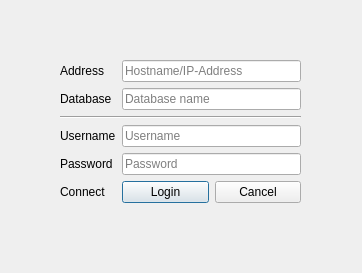
First picture: the form in dbconnector.ui, repository UnavailableDev/whetherOrNot, before the edit.
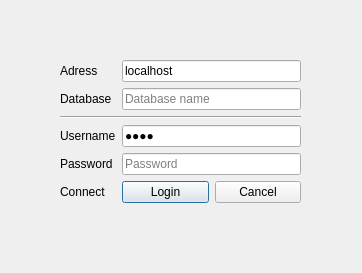
Second picture: the form after the edit.

```diff
--- a/dbconnector.ui
+++ b/dbconnector.ui
@@ -26,14 +26,17 @@
     <item row="0" column="0">
      <widget class="QLabel" name="label_3">
       <property name="text">
-       <string>Address</string>
+       <string>Adress</string>
       </property>
      </widget>
     </item>
     <item row="0" column="1">
      <widget class="QLineEdit" name="lineEdit_adress">
+      <property name="text">
+       <string>localhost</string>
+      </property>
       <property name="placeholderText">
-       <string>Hostname/IP-Address</string>
+       <string>Hostname/IP-Adress</string>
       </property>
      </widget>
     </item>
@@ -68,7 +71,7 @@
     <item row="3" column="1">
      <widget class="QLineEdit" name="lineEdit_username">
       <property name="text">
-       <string/>
+       <string>root</string>
       </property>
       <property name="echoMode">
        <enum>QLineEdit::PasswordEchoOnEdit</enum>
```
